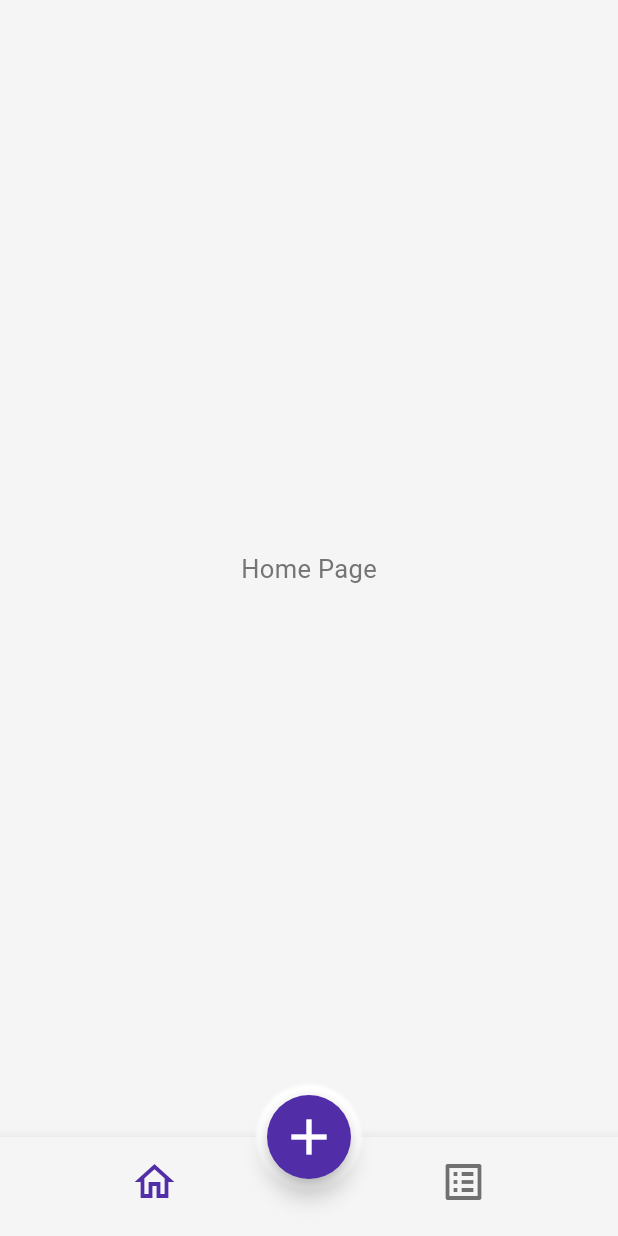
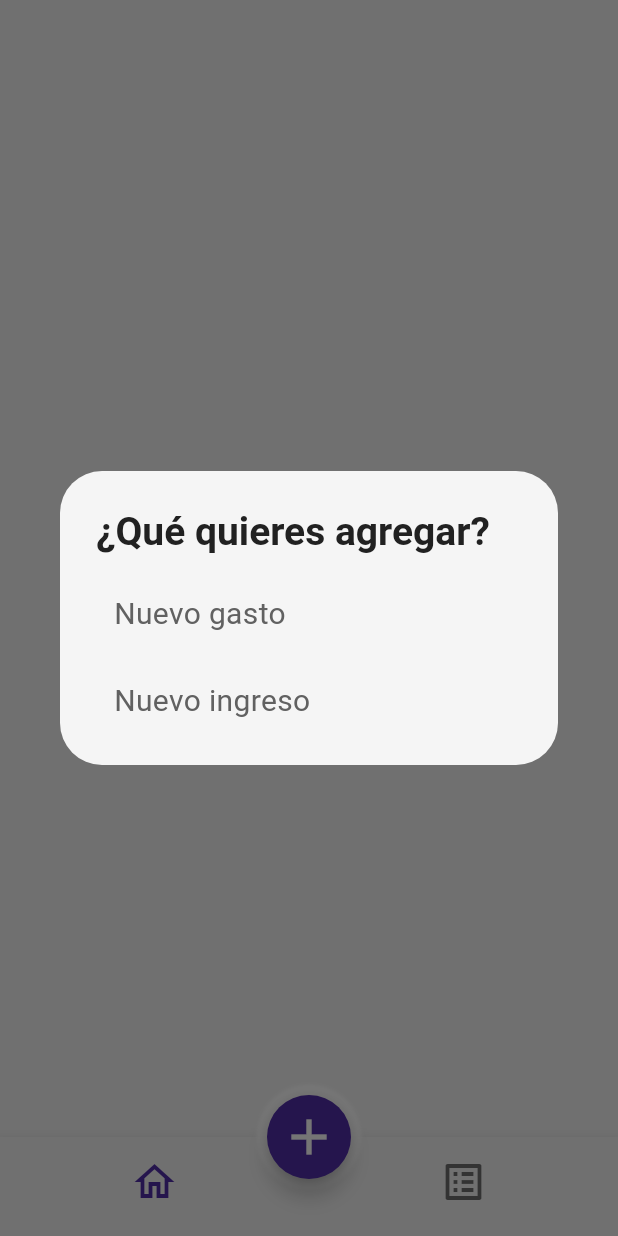
Before and after one commit to AlbenBustamante/fin-manage-app, a Flutter app: the HomePage screen opened by its route, after a tap on the "add" icon, on a phone screen of 412 x 824 dp. Run offline on Flutter 3.47's test engine with Material 3 defaults, Android fonts, the phone set to English and light mode, and no system bars; our stand-ins replace bloc, cloud_firestore, equatable, firebase_auth, firebase_core, flutter_bloc and 2 more; accounts and stored records are empty.

Commit message:
add: simple dialog into floating action button

```diff
--- a/lib/shared/components/custom_navbar_floating_action_button.dart
+++ b/lib/shared/components/custom_navbar_floating_action_button.dart
@@ -12,11 +12,31 @@ class CustomNavbarFloatingActionButton extends StatelessWidget {
         BoxShadow(color: Colors.white, blurRadius: 1.0, spreadRadius: 7.0)
       ]),
       child: FloatingActionButton(
-          onPressed: () {},
+          onPressed: () {
+            showDialog(context: context, builder: (context) => _dialog());
+          },
           backgroundColor: theme.colorScheme.primary,
           foregroundColor: Colors.white,
           shape: const CircleBorder(),
           child: const Icon(Icons.add_outlined, size: 40.0)),
     );
   }
+
+  SimpleDialog _dialog() {
+    return SimpleDialog(
+        title: Text('¿Qué quieres agregar?', style: theme.textTheme.titleLarge),
+        children: [
+          _option('Nuevo gasto', () {}),
+          const SizedBox(height: 5.0),
+          _option('Nuevo ingreso', () {})
+        ]);
+  }
+
+  SimpleDialogOption _option(String text, void Function() onTap) {
+    return SimpleDialogOption(
+        onPressed: () => onTap(),
+        padding: const EdgeInsets.symmetric(horizontal: 36.0, vertical: 12.0),
+        child: Text(text,
+            style: TextStyle(fontSize: 20.0, color: Colors.grey[700])));
+  }
 }
```
